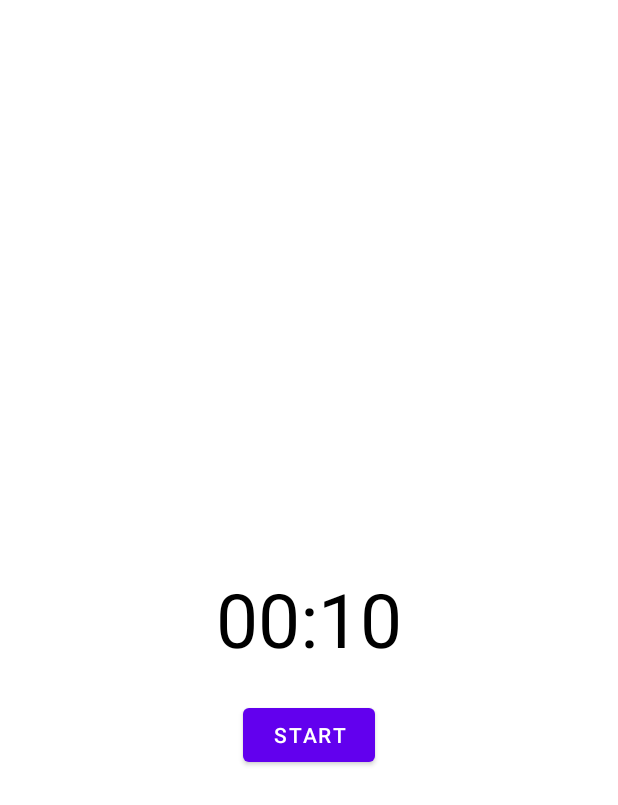
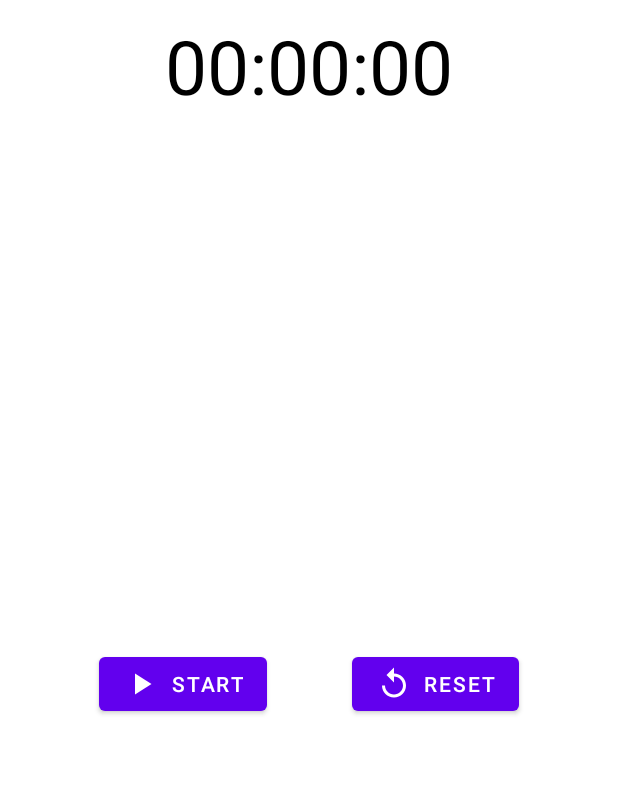
Before and after one commit to codingfanatic/quick-timer, an Android app: the layout activity_main.xml on its own in the app's theme, with its tools: preview values and no code run, on a phone screen of 412 x 824 dp. Shown: the top 805 px of the screen. Run offline under Robolectric (Android 15) with nearby library versions, the phone set to English and light mode, and no system bars.

Commit message:
Added class variables and then some

```diff
--- a/QuickTimer/app/build.gradle
+++ b/QuickTimer/app/build.gradle
@@ -14,6 +14,10 @@ android {
         versionName "1.0"
 
         testInstrumentationRunner "androidx.test.runner.AndroidJUnitRunner"
+    }
+
+    buildFeatures {
+        viewBinding = true
     }
 
     buildTypes {
--- /dev/null
+++ b/QuickTimer/app/src/main/res/drawable/ic_baseline_play_arrow_24.xml
@@ -0,0 +1,10 @@
+<vector xmlns:android="http://schemas.android.com/apk/res/android"
+    android:width="24dp"
+    android:height="24dp"
+    android:viewportWidth="24"
+    android:viewportHeight="24"
+    android:tint="?attr/colorControlNormal">
+  <path
+      android:fillColor="@android:color/white"
+      android:pathData="M8,5v14l11,-7z"/>
+</vector>
--- /dev/null
+++ b/QuickTimer/app/src/main/res/drawable/ic_baseline_replay_24.xml
@@ -0,0 +1,10 @@
+<vector xmlns:android="http://schemas.android.com/apk/res/android"
+    android:width="24dp"
+    android:height="24dp"
+    android:viewportWidth="24"
+    android:viewportHeight="24"
+    android:tint="?attr/colorControlNormal">
+  <path
+      android:fillColor="@android:color/white"
+      android:pathData="M12,5V1L7,6l5,5V7c3.31,0 6,2.69 6,6s-2.69,6 -6,6 -6,-2.69 -6,-6H4c0,4.42 3.58,8 8,8s8,-3.58 8,-8 -3.58,-8 -8,-8z"/>
+</vector>
--- a/QuickTimer/app/src/main/res/layout/activity_main.xml
+++ b/QuickTimer/app/src/main/res/layout/activity_main.xml
@@ -1,5 +1,7 @@
 <?xml version="1.0" encoding="utf-8"?>
-<androidx.constraintlayout.widget.ConstraintLayout xmlns:android="http://schemas.android.com/apk/res/android"
+<LinearLayout
+    android:orientation="vertical"
+    xmlns:android="http://schemas.android.com/apk/res/android"
     xmlns:app="http://schemas.android.com/apk/res-auto"
     xmlns:tools="http://schemas.android.com/tools"
     android:layout_width="match_parent"
@@ -8,32 +10,44 @@
 
     <TextView
         android:id="@+id/timer_textView"
-        android:layout_width="wrap_content"
+        android:layout_width="match_parent"
         android:layout_height="wrap_content"
-        android:text="00:10"
+        android:text="00:00:00"
+        android:padding="10dp"
         android:textColor="#000000"
         android:textSize="50sp"
-        app:layout_constraintBottom_toBottomOf="parent"
-        app:layout_constraintLeft_toLeftOf="parent"
-        app:layout_constraintRight_toRightOf="parent"
-        app:layout_constraintTop_toTopOf="parent" />
+        android:textAlignment="center" />
 
-    <Button
+<androidx.constraintlayout.widget.ConstraintLayout
+    xmlns:android="http://schemas.android.com/apk/res/android"
+    xmlns:app="http://schemas.android.com/apk/res-auto"
+    xmlns:tools="http://schemas.android.com/tools"
+    android:layout_width="match_parent"
+    android:layout_height="match_parent"
+    android:padding="10dp">
+
+    <com.google.android.material.button.MaterialButton
+        android:id="@+id/startStop_Button"
         android:layout_width="wrap_content"
         android:layout_height="wrap_content"
         android:text="START"
+        app:icon="@drawable/ic_baseline_play_arrow_24"
         app:layout_constraintBottom_toBottomOf="parent"
-        app:layout_constraintHorizontal_bias="0.499"
-        app:layout_constraintLeft_toLeftOf="parent"
-        app:layout_constraintRight_toRightOf="parent"
-        app:layout_constraintTop_toBottomOf="@+id/timer_textView"
-        app:layout_constraintVertical_bias="0.061" />
-    <!-- Layout Width: Wrap around the width of the timer
-         Layout Height: Wrap around the height of the timer
-         Layout Constraints: Constrain all sides to the parent (screen itself)
-         Text: For now just make it ten seconds 00:10
-         TextColor: Black!
-         TextSize: 50sp (Scalable Pixels) This adjusts for both the screen density and the user's font preferences -->
+        app:layout_constraintStart_toStartOf="parent"
+        app:layout_constraintEnd_toStartOf="@+id/reset_Button"
+        app:layout_constraintTop_toTopOf="parent"/>
+
+    <com.google.android.material.button.MaterialButton
+        android:id="@+id/reset_Button"
+        android:layout_width="wrap_content"
+        android:layout_height="wrap_content"
+        android:text="RESET"
+        app:icon="@drawable/ic_baseline_replay_24"
+        app:layout_constraintBottom_toBottomOf="parent"
+        app:layout_constraintEnd_toEndOf="parent"
+        app:layout_constraintStart_toEndOf="@+id/startStop_Button"
+        app:layout_constraintTop_toTopOf="parent"/>
 
 
 </androidx.constraintlayout.widget.ConstraintLayout>
+</LinearLayout>
--- a/QuickTimer/app/src/main/res/values/strings.xml
+++ b/QuickTimer/app/src/main/res/values/strings.xml
@@ -1,3 +1,4 @@
 <resources>
     <string name="app_name">QuickTimer</string>
+    <string name="formatted_time">%02d:%02d</string>
 </resources>
```
Also changed, not shown: QuickTimer/app/src/main/java/com/codingfanatic/quicktimer/MainActivity.kt (+51 -9 lines), QuickTimer/app/src/main/java/com/codingfanatic/quicktimer/TimerService.kt (added, +38 -0 lines), QuickTimer/app/src/main/res/drawable/ic_baseline_pause_24.xml (added, +10 -0 lines).
